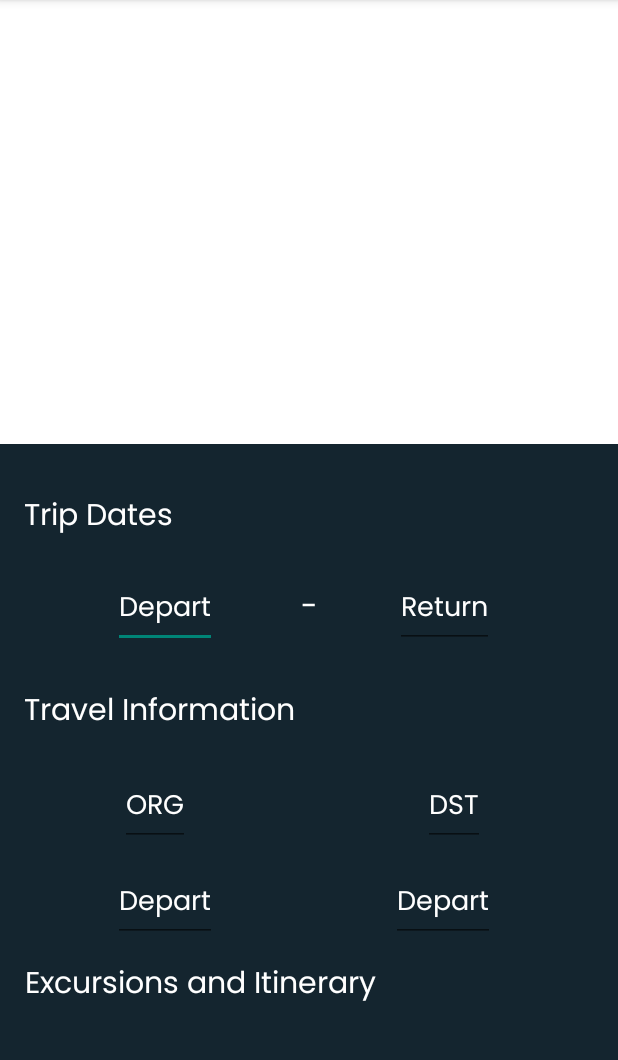
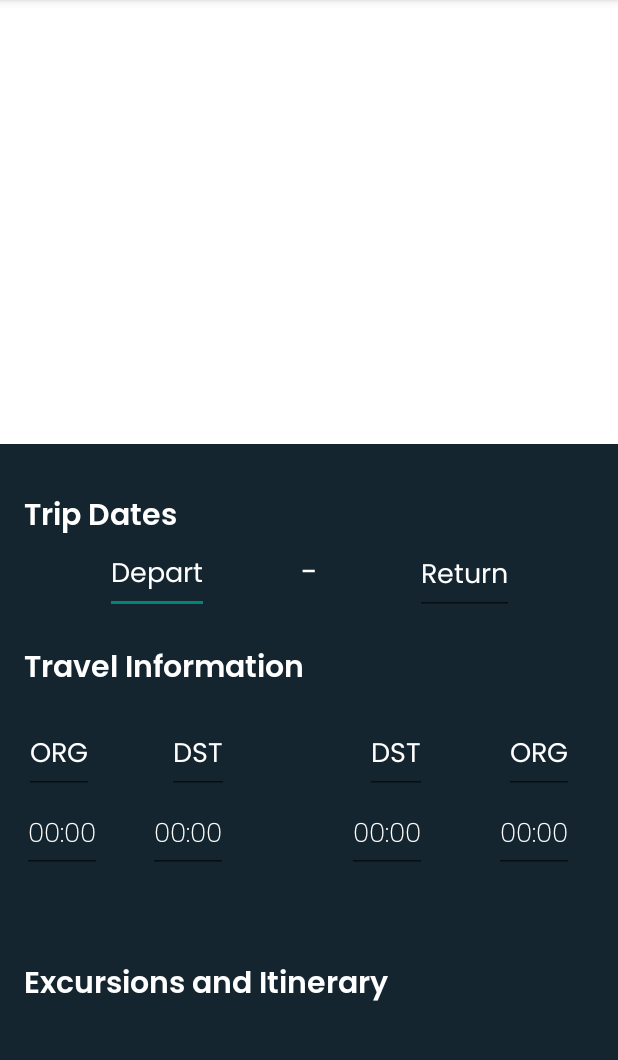
Before and after one commit to rithvik213/TripPlanner, an Android app: the fragment TripPage shown on its own in the app's theme, on a phone screen of 412 x 824 dp, the part 84-1144 px from its top. Run offline under Robolectric (Android 15) with nearby library versions, the phone set to English and light mode, and no system bars.

Commit message:
more changes to ui, merging to sync changes

```diff
--- a/app/src/main/java/com/example/tripplanner/OnboardingFragment1.kt
+++ b/app/src/main/java/com/example/tripplanner/OnboardingFragment1.kt
@@ -50,7 +50,7 @@ class OnboardingFragment1 : Fragment(), GoogleSignInHelper.SignInResultListener
         val navController = navHostFragment.navController
 
         // Navigate to the desired fragment using the action defined in the navigation graph
-        navController.navigate(R.id.action_onboardingFragment_to_newTripFragment)
+        navController.navigate(R.id.action_onboardingFragment_to_homeScreenFragment)
     }
 
 
--- /dev/null
+++ b/app/src/main/res/drawable/overlay_rounded_corners.xml
@@ -0,0 +1,6 @@
+<shape xmlns:android="http://schemas.android.com/apk/res/android"
+    android:shape="rectangle">
+    <solid android:color="@android:color/transparent" />
+    <stroke android:width="1dp" android:color="@android:color/darker_gray" /> <!-- Optional -->
+    <corners android:radius="16dp" />
+</shape>
--- a/app/src/main/res/layout/fragment_add_friends.xml
+++ b/app/src/main/res/layout/fragment_add_friends.xml
@@ -24,7 +24,7 @@
     <EditText
         android:layout_width="142dp"
         android:layout_height="50dp"
-        android:fontFamily="@font/poppins"
+        android:fontFamily="@font/poppinsbold"
         android:textColor="@color/white"
         app:layout_constraintBottom_toBottomOf="parent"
         app:layout_constraintEnd_toEndOf="parent"
@@ -36,7 +36,7 @@
     <TextView
         android:layout_width="wrap_content"
         android:layout_height="wrap_content"
-        android:fontFamily="@font/poppins"
+        android:fontFamily="@font/poppinslight"
         android:text="@string/owner"
         android:textColor="@color/white"
         android:textSize="22sp"
--- a/app/src/main/res/layout/fragment_trip_page.xml
+++ b/app/src/main/res/layout/fragment_trip_page.xml
@@ -21,21 +21,21 @@
     <TextView
         android:layout_width="wrap_content"
         android:layout_height="wrap_content"
-        android:fontFamily="@font/poppins"
+        android:fontFamily="@font/poppinsbold"
         android:text="@string/travelinfo"
         android:textColor="@color/white"
         android:textSize="20sp"
         app:layout_constraintBottom_toBottomOf="parent"
         app:layout_constraintEnd_toEndOf="parent"
-        app:layout_constraintHorizontal_bias="0.07"
+        app:layout_constraintHorizontal_bias="0.072"
         app:layout_constraintStart_toStartOf="parent"
         app:layout_constraintTop_toTopOf="parent"
-        app:layout_constraintVertical_bias="0.624" />
+        app:layout_constraintVertical_bias="0.585" />
 
     <TextView
         android:layout_width="wrap_content"
         android:layout_height="wrap_content"
-        android:fontFamily="@font/poppins"
+        android:fontFamily="@font/poppinsbold"
         android:text="@string/dates"
         android:textColor="@color/white"
         android:textSize="20sp"
@@ -55,10 +55,9 @@
         android:textColor="@color/white"
         app:layout_constraintBottom_toBottomOf="parent"
         app:layout_constraintEnd_toEndOf="parent"
-        app:layout_constraintHorizontal_bias="0.219"
+        app:layout_constraintHorizontal_bias="0.204"
         app:layout_constraintStart_toStartOf="parent"
-        app:layout_constraintTop_toTopOf="parent"
-        app:layout_constraintVertical_bias="0.532" />
+        app:layout_constraintTop_toTopOf="parent" />
 
     <TextView
         android:layout_width="wrap_content"
@@ -71,10 +70,10 @@
         app:layout_constraintEnd_toEndOf="parent"
         app:layout_constraintStart_toStartOf="parent"
         app:layout_constraintTop_toTopOf="parent"
-        app:layout_constraintVertical_bias="0.53" />
+        app:layout_constraintVertical_bias="0.499" />
 
     <EditText
-        android:id="@+id/origin"
+        android:id="@+id/outboundairport"
         android:layout_width="wrap_content"
         android:layout_height="wrap_content"
         android:fontFamily="@font/poppins"
@@ -82,41 +81,83 @@
         android:textColor="@color/white"
         app:layout_constraintBottom_toBottomOf="parent"
         app:layout_constraintEnd_toEndOf="parent"
-        app:layout_constraintHorizontal_bias="0.219"
+        app:layout_constraintHorizontal_bias="0.043"
         app:layout_constraintStart_toStartOf="parent"
         app:layout_constraintTop_toTopOf="parent"
-        app:layout_constraintVertical_bias="0.716" />
+        app:layout_constraintVertical_bias="0.667" />
 
     <EditText
-        android:id="@+id/arrivaltime"
+        android:id="@+id/destination2"
         android:layout_width="wrap_content"
         android:layout_height="wrap_content"
         android:fontFamily="@font/poppins"
-        android:text="Depart"
+        android:text="ORG"
         android:textColor="@color/white"
         app:layout_constraintBottom_toBottomOf="parent"
         app:layout_constraintEnd_toEndOf="parent"
-        app:layout_constraintHorizontal_bias="0.76"
+        app:layout_constraintHorizontal_bias="0.92"
         app:layout_constraintStart_toStartOf="parent"
         app:layout_constraintTop_toTopOf="parent"
-        app:layout_constraintVertical_bias="0.805" />
+        app:layout_constraintVertical_bias="0.667" />
 
     <EditText
-        android:id="@+id/departtime"
+        android:id="@+id/arrivaltimeoutbound"
         android:layout_width="wrap_content"
         android:layout_height="wrap_content"
-        android:fontFamily="@font/poppins"
-        android:text="Depart"
+        android:fontFamily="@font/poppinslight"
+        android:text="00:00"
         android:textColor="@color/white"
         app:layout_constraintBottom_toBottomOf="parent"
         app:layout_constraintEnd_toEndOf="parent"
-        app:layout_constraintHorizontal_bias="0.219"
+        app:layout_constraintHorizontal_bias="0.276"
         app:layout_constraintStart_toStartOf="parent"
         app:layout_constraintTop_toTopOf="parent"
-        app:layout_constraintVertical_bias="0.805" />
+        app:layout_constraintVertical_bias="0.741" />
 
     <EditText
-        android:id="@+id/destinationairport"
+        android:id="@+id/departuretimereturn"
+        android:layout_width="wrap_content"
+        android:layout_height="wrap_content"
+        android:fontFamily="@font/poppinslight"
+        android:text="00:00"
+        android:textColor="@color/white"
+        app:layout_constraintBottom_toBottomOf="parent"
+        app:layout_constraintEnd_toEndOf="parent"
+        app:layout_constraintHorizontal_bias="0.645"
+        app:layout_constraintStart_toStartOf="parent"
+        app:layout_constraintTop_toTopOf="parent"
+        app:layout_constraintVertical_bias="0.741" />
+
+    <EditText
+        android:id="@+id/arrivsltimereturn"
+        android:layout_width="wrap_content"
+        android:layout_height="wrap_content"
+        android:fontFamily="@font/poppinslight"
+        android:text="00:00"
+        android:textColor="@color/white"
+        app:layout_constraintBottom_toBottomOf="parent"
+        app:layout_constraintEnd_toEndOf="parent"
+        app:layout_constraintHorizontal_bias="0.918"
+        app:layout_constraintStart_toStartOf="parent"
+        app:layout_constraintTop_toTopOf="parent"
+        app:layout_constraintVertical_bias="0.741" />
+
+    <EditText
+        android:id="@+id/departtimeoutbound"
+        android:layout_width="wrap_content"
+        android:layout_height="wrap_content"
+        android:fontFamily="@font/poppinslight"
+        android:text="00:00"
+        android:textColor="@color/white"
+        app:layout_constraintBottom_toBottomOf="parent"
+        app:layout_constraintEnd_toEndOf="parent"
+        app:layout_constraintHorizontal_bias="0.041"
+        app:layout_constraintStart_toStartOf="parent"
+        app:layout_constraintTop_toTopOf="parent"
+        app:layout_constraintVertical_bias="0.741" />
+
+    <EditText
+        android:id="@+id/destinationairport1"
         android:layout_width="wrap_content"
         android:layout_height="wrap_content"
         android:fontFamily="@font/poppins"
@@ -124,10 +165,24 @@
         android:textColor="@color/white"
         app:layout_constraintBottom_toBottomOf="parent"
         app:layout_constraintEnd_toEndOf="parent"
-        app:layout_constraintHorizontal_bias="0.76"
+        app:layout_constraintHorizontal_bias="0.301"
         app:layout_constraintStart_toStartOf="parent"
         app:layout_constraintTop_toTopOf="parent"
-        app:layout_constraintVertical_bias="0.716" />
+        app:layout_constraintVertical_bias="0.667" />
+
+    <EditText
+        android:id="@+id/originairport2"
+        android:layout_width="wrap_content"
+        android:layout_height="wrap_content"
+        android:fontFamily="@font/poppins"
+        android:text="DST"
+        android:textColor="@color/white"
+        app:layout_constraintBottom_toBottomOf="parent"
+        app:layout_constraintEnd_toEndOf="parent"
+        app:layout_constraintHorizontal_bias="0.657"
+        app:layout_constraintStart_toStartOf="parent"
+        app:layout_constraintTop_toTopOf="parent"
+        app:layout_constraintVertical_bias="0.667" />
 
     <EditText
         android:id="@+id/returncity"
@@ -138,15 +193,15 @@
         android:textColor="@color/white"
         app:layout_constraintBottom_toBottomOf="parent"
         app:layout_constraintEnd_toEndOf="parent"
-        app:layout_constraintHorizontal_bias="0.762"
+        app:layout_constraintHorizontal_bias="0.8"
         app:layout_constraintStart_toStartOf="parent"
         app:layout_constraintTop_toTopOf="parent"
-        app:layout_constraintVertical_bias="0.532" />
+        app:layout_constraintVertical_bias="0.501" />
 
     <TextView
         android:layout_width="wrap_content"
         android:layout_height="wrap_content"
-        android:fontFamily="@font/poppins"
+        android:fontFamily="@font/poppinsbold"
         android:text="@string/itinerary"
         android:textColor="@color/white"
         android:textSize="20sp"
--- a/app/src/main/res/layout/fragment_trip_search.xml
+++ b/app/src/main/res/layout/fragment_trip_search.xml
@@ -4,6 +4,7 @@
     xmlns:app="http://schemas.android.com/apk/res-auto"
     android:layout_width="match_parent"
     android:layout_height="match_parent"
+    android:layout_weight="9"
     android:background="@color/darknavy"
     android:orientation="vertical"
     android:padding="24dp"
--- a/app/src/main/res/layout/fragment_user_profile.xml
+++ b/app/src/main/res/layout/fragment_user_profile.xml
@@ -3,6 +3,7 @@
     xmlns:app="http://schemas.android.com/apk/res-auto"
     xmlns:tools="http://schemas.android.com/tools"
     android:layout_width="match_parent"
+    android:layout_weight="9"
     android:layout_height="match_parent"
     android:background="@color/darknavy"
     tools:context=".UserProfile">
```
Also changed, not shown: app/src/main/res/layout/activity_main.xml (+29 -31 lines), app/src/main/res/layout/fragment_home_screen.xml (+5 -5 lines), app/src/main/res/layout/fragment_onboarding1.xml (+4 -7 lines), app/src/main/res/font/poppinsbold.otf (added), app/src/main/res/font/poppinslight.otf (added).
